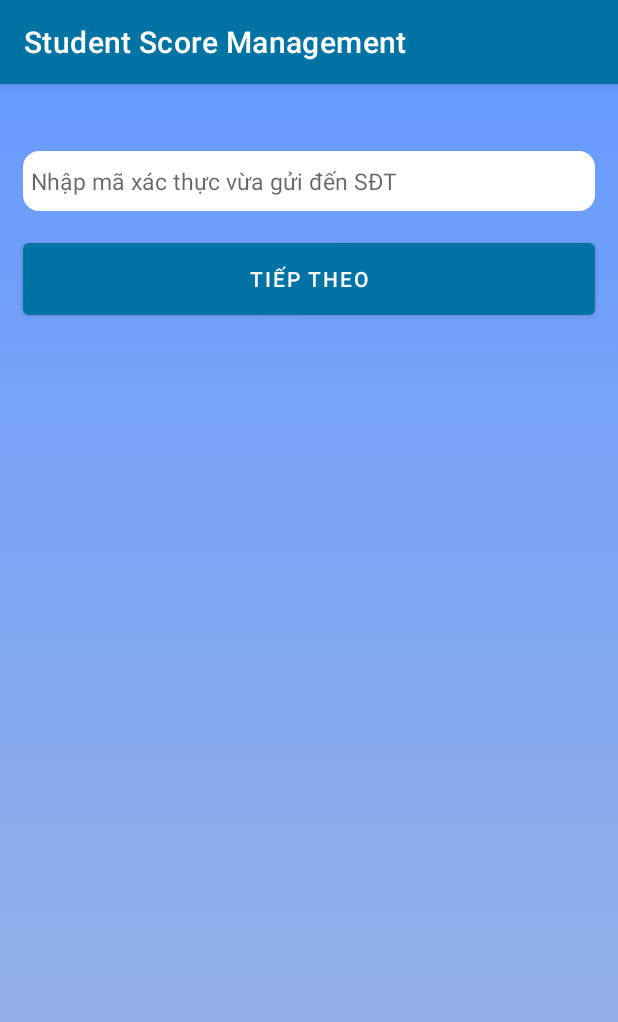
After one commit to truong-lv/Student-Score-Management_App, an Android app: the VerifyActivity screen opened directly, with no data from a screen before it, on a phone screen of 412 x 824 dp. The commit adds this screen. Shown: the top 1022 px of the screen. Run offline under Robolectric (Android 15) with nearby library versions, the phone set to English and light mode, and no system bars; 3 statements that could not run were skipped.

Commit message:
complete Verify SMS form

```diff
--- a/app/src/main/AndroidManifest.xml
+++ b/app/src/main/AndroidManifest.xml
@@ -1,6 +1,8 @@
 <?xml version="1.0" encoding="utf-8"?>
 <manifest xmlns:android="http://schemas.android.com/apk/res/android"
     package="com.example.studentscoremanagement">
+
+    <uses-permission android:name="android.permission.SEND_SMS" />
 
     <application
         android:allowBackup="true"
@@ -9,6 +11,9 @@
         android:roundIcon="@mipmap/ic_launcher_round"
         android:supportsRtl="true"
         android:theme="@style/Theme.StudentScoreManagement">
+        <activity
+            android:name=".VerifyActivity"
+            android:exported="false" />
         <activity
             android:name=".UserInforActivity"
             android:exported="false" />
--- /dev/null
+++ b/app/src/main/java/com/example/studentscoremanagement/VerifyActivity.java
@@ -0,0 +1,56 @@
+package com.example.studentscoremanagement;
+
+import androidx.appcompat.app.AppCompatActivity;
+
+import android.content.Intent;
+import android.os.Bundle;
+import android.view.View;
+import android.widget.Button;
+import android.widget.EditText;
+import android.widget.TextView;
+import android.widget.Toast;
+
+public class VerifyActivity extends AppCompatActivity {
+
+    TextView tvMess;
+    EditText txtCode;
+    Button btnComfirm;
+
+    @Override
+    protected void onCreate(Bundle savedInstanceState) {
+        super.onCreate(savedInstanceState);
+        setContentView(R.layout.activity_verify);
+
+        setControl();
+        setEvent();
+    }
+
+    private void setEvent() {
+        Intent getDaTa=getIntent();
+        String code=getDaTa.getExtras().getString(LoginActivity.VERIFY_CODE);
+        Bundle bundle=getDaTa.getBundleExtra(LoginActivity.USER_INFOR);
+        String sdt=bundle.getString(DBHelper.COL_TAIKHOAN_SDT);
+        tvMess.setText("Nhập mã xác minh đã được gửi tới SĐT của bạn "+sdt.substring(0,2)+"******"+sdt.substring(sdt.length()-2));
+        btnComfirm.setOnClickListener(new View.OnClickListener() {
+            @Override
+            public void onClick(View view) {
+                String inputCode=txtCode.getText().toString();
+
+                //kiểm tra người dùng nhập mã xác nhận có đúng ko
+                if(inputCode.equals(code)){
+                    Intent intent=new Intent(VerifyActivity.this,ChooseClassActivity.class);
+                    intent.putExtra(LoginActivity.USER_INFOR,bundle);
+                    startActivity(intent);
+                }else {
+                    Toast.makeText(VerifyActivity.this, "Mã xác thực không hợp lệ", Toast.LENGTH_SHORT).show();
+                }
+            }
+        });
+    }
+
+    private void setControl() {
+        tvMess=findViewById(R.id.tvSDT);
+        txtCode=findViewById(R.id.txtMaXacThuc);
+        btnComfirm=findViewById(R.id.btnConfirmVerify);
+    }
+}
--- /dev/null
+++ b/app/src/main/res/drawable/background_content.xml
@@ -0,0 +1,11 @@
+<?xml version="1.0" encoding="utf-8"?>
+<selector xmlns:android="http://schemas.android.com/apk/res/android">
+    <item>
+        <shape>
+            <gradient
+                android:startColor="#9EB5E3"
+                android:endColor="#679BFF"
+                android:angle="90"/>
+        </shape>
+    </item>
+</selector>
--- /dev/null
+++ b/app/src/main/res/layout/activity_verify.xml
@@ -0,0 +1,38 @@
+<?xml version="1.0" encoding="utf-8"?>
+<LinearLayout xmlns:android="http://schemas.android.com/apk/res/android"
+    xmlns:app="http://schemas.android.com/apk/res-auto"
+    xmlns:tools="http://schemas.android.com/tools"
+    android:layout_width="match_parent"
+    android:layout_height="match_parent"
+    android:orientation="vertical"
+    android:background="@drawable/background_content"
+    tools:context=".VerifyActivity">
+    <TextView
+        android:id="@+id/tvSDT"
+        android:layout_width="wrap_content"
+        android:layout_height="wrap_content"
+        android:textColor="@color/white"
+        android:textSize="14dp"
+        android:textStyle="bold"
+        android:layout_marginTop="10dp"
+        android:layout_gravity="center"/>
+    <EditText
+        android:id="@+id/txtMaXacThuc"
+        android:layout_width="match_parent"
+        android:layout_height="40dp"
+        android:layout_margin="15dp"
+        android:background="@drawable/style_edit_text"
+        android:backgroundTint="@color/white"
+        android:padding="5dp"
+        android:textColor="@color/black"
+        android:textSize="15dp"
+        android:hint="Nhập mã xác thực vừa gửi đến SĐT"/>
+    <Button
+        android:id="@+id/btnConfirmVerify"
+        android:layout_width="match_parent"
+        android:layout_height="60dp"
+        android:layout_gravity="center"
+        android:layout_marginLeft="15dp"
+        android:layout_marginRight="15dp"
+        android:text="TIẾP THEO"/>
+</LinearLayout>
```
Also changed, not shown: app/src/main/java/com/example/studentscoremanagement/LoginActivity.java (+123 -1 lines).
